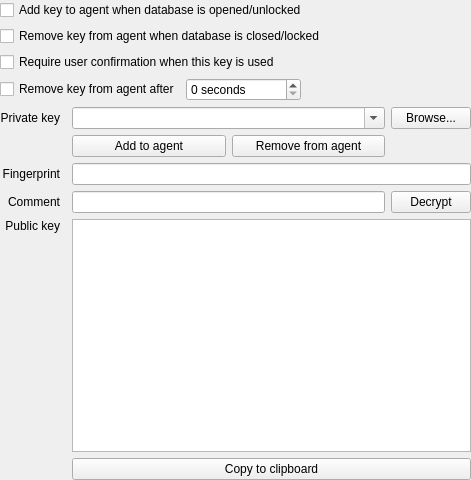
The window that src/gui/entry/EditEntryWidgetSSHAgent.ui (keepassxreboot/keepassxc) describes before a commit, drawn with Qt 5.
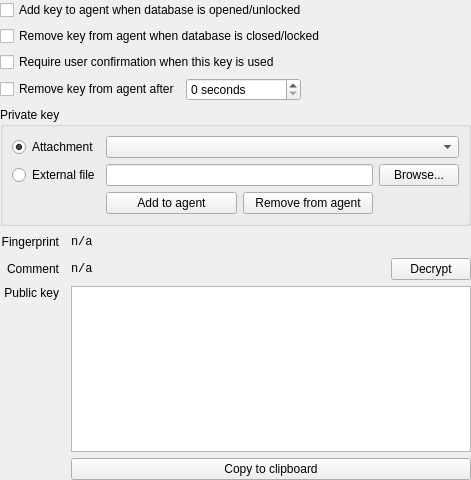
The same window after the commit.

Commit message: SSH Agent: Split private key selection

The edit to the form file:
```diff
--- a/src/gui/entry/EditEntryWidgetSSHAgent.ui
+++ b/src/gui/entry/EditEntryWidgetSSHAgent.ui
@@ -26,63 +26,6 @@
    <property name="bottomMargin">
     <number>0</number>
    </property>
-   <item row="1" column="1" colspan="4">
-    <widget class="QCheckBox" name="removeKeyFromAgentCheckBox">
-     <property name="text">
-      <string>Remove key from agent when database is closed/locked</string>
-     </property>
-    </widget>
-   </item>
-   <item row="10" column="1">
-    <widget class="QLabel" name="fingerprintLabel">
-     <property name="text">
-      <string>Fingerprint</string>
-     </property>
-     <property name="alignment">
-      <set>Qt::AlignRight|Qt::AlignTrailing|Qt::AlignVCenter</set>
-     </property>
-    </widget>
-   </item>
-   <item row="12" column="3" colspan="2">
-    <widget class="QPlainTextEdit" name="publicKeyEdit">
-     <property name="readOnly">
-      <bool>true</bool>
-     </property>
-    </widget>
-   </item>
-   <item row="10" column="3" colspan="2">
-    <widget class="QLineEdit" name="fingerprintEdit">
-     <property name="autoFillBackground">
-      <bool>false</bool>
-     </property>
-     <property name="alignment">
-      <set>Qt::AlignLeading|Qt::AlignLeft|Qt::AlignVCenter</set>
-     </property>
-     <property name="readOnly">
-      <bool>true</bool>
-     </property>
-    </widget>
-   </item>
-   <item row="4" column="1">
-    <widget class="QLabel" name="privateKeyLabel">
-     <property name="text">
-      <string>Private key</string>
-     </property>
-     <property name="alignment">
-      <set>Qt::AlignRight|Qt::AlignTrailing|Qt::AlignVCenter</set>
-     </property>
-    </widget>
-   </item>
-   <item row="12" column="1">
-    <widget class="QLabel" name="publicKeyLabel">
-     <property name="text">
-      <string>Public key</string>
-     </property>
-     <property name="alignment">
-      <set>Qt::AlignRight|Qt::AlignTop|Qt::AlignTrailing</set>
-     </property>
-    </widget>
-   </item>
    <item row="3" column="1" colspan="4">
     <layout class="QHBoxLayout" name="removeKeyLayout">
      <item>
@@ -118,15 +61,32 @@
     </layout>
    </item>
    <item row="11" column="1">
-    <widget class="QLabel" name="commentLabel">
+    <widget class="QLabel" name="fingerprintLabel">
      <property name="text">
-      <string>Comment</string>
+      <string>Fingerprint</string>
      </property>
      <property name="alignment">
       <set>Qt::AlignRight|Qt::AlignTrailing|Qt::AlignVCenter</set>
      </property>
     </widget>
    </item>
+   <item row="1" column="1" colspan="4">
+    <widget class="QCheckBox" name="removeKeyFromAgentCheckBox">
+     <property name="text">
+      <string>Remove key from agent when database is closed/locked</string>
+     </property>
+    </widget>
+   </item>
+   <item row="13" column="1">
+    <widget class="QLabel" name="publicKeyLabel">
+     <property name="text">
+      <string>Public key</string>
+     </property>
+     <property name="alignment">
+      <set>Qt::AlignRight|Qt::AlignTop|Qt::AlignTrailing</set>
+     </property>
+    </widget>
+   </item>
    <item row="0" column="1" colspan="4">
     <widget class="QCheckBox" name="addKeyToAgentCheckBox">
      <property name="text">
@@ -134,26 +94,129 @@
      </property>
     </widget>
    </item>
-   <item row="4" column="3">
-    <widget class="QComboBox" name="privateKeyComboBox">
-     <property name="sizePolicy">
-      <sizepolicy hsizetype="Expanding" vsizetype="Fixed">
-       <horstretch>0</horstretch>
-       <verstretch>0</verstretch>
-      </sizepolicy>
+   <item row="12" column="1">
+    <widget class="QLabel" name="commentLabel">
+     <property name="text">
+      <string>Comment</string>
      </property>
-     <property name="editable">
-      <bool>true</bool>
+     <property name="alignment">
+      <set>Qt::AlignRight|Qt::AlignTrailing|Qt::AlignVCenter</set>
      </property>
     </widget>
    </item>
-   <item row="4" column="4">
-    <widget class="QPushButton" name="browseButton">
+   <item row="12" column="4">
+    <widget class="QPushButton" name="decryptButton">
      <property name="text">
-      <string>Browse...</string>
+      <string>Decrypt</string>
      </property>
     </widget>
    </item>
+   <item row="11" column="3" colspan="2">
+    <layout class="QHBoxLayout" name="horizontalLayout">
+     <item>
+      <widget class="QLabel" name="fingerprintTextLabel">
+       <property name="font">
+        <font>
+         <family>Monospace</family>
+        </font>
+       </property>
+       <property name="text">
+        <string>n/a</string>
+       </property>
+       <property name="textInteractionFlags">
+        <set>Qt::TextSelectableByKeyboard|Qt::TextSelectableByMouse</set>
+       </property>
+      </widget>
+     </item>
+     <item>
+      <spacer name="horizontalSpacer_2">
+       <property name="orientation">
+        <enum>Qt::Horizontal</enum>
+       </property>
+       <property name="sizeHint" stdset="0">
+        <size>
+         <width>40</width>
+         <height>20</height>
+        </size>
+       </property>
+      </spacer>
+     </item>
+    </layout>
+   </item>
+   <item row="14" column="3" colspan="2">
+    <widget class="QPushButton" name="copyToClipboardButton">
+     <property name="text">
+      <string>Copy to clipboard</string>
+     </property>
+    </widget>
+   </item>
+   <item row="4" column="1" colspan="4">
+    <widget class="QGroupBox" name="privateKeyGroupBox">
+     <property name="title">
+      <string>Private key</string>
+     </property>
+     <layout class="QGridLayout" name="gridLayout_3">
+      <item row="3" column="0">
+       <widget class="QRadioButton" name="externalFileRadioButton">
+        <property name="text">
+         <string>External file</string>
+        </property>
+       </widget>
+      </item>
+      <item row="3" column="2">
+       <widget class="QPushButton" name="browseButton">
+        <property name="text">
+         <string>Browse...</string>
+        </property>
+       </widget>
+      </item>
+      <item row="0" column="0">
+       <widget class="QRadioButton" name="attachmentRadioButton">
+        <property name="text">
+         <string>Attachment</string>
+        </property>
+        <property name="checked">
+         <bool>true</bool>
+        </property>
+       </widget>
+      </item>
+      <item row="3" column="1">
+       <widget class="QLineEdit" name="externalFileEdit"/>
+      </item>
+      <item row="4" column="1">
+       <layout class="QHBoxLayout" name="agentActionsLayout" stretch="0,0">
+        <item>
+         <widget class="QPushButton" name="addToAgentButton">
+          <property name="text">
+           <string>Add to agent</string>
+          </property>
+         </widget>
+        </item>
+        <item>
+         <widget class="QPushButton" name="removeFromAgentButton">
+          <property name="text">
+           <string>Remove from agent</string>
+          </property>
+         </widget>
+        </item>
+       </layout>
+      </item>
+      <item row="0" column="1" colspan="2">
+       <widget class="QComboBox" name="attachmentComboBox">
+        <property name="sizePolicy">
+         <sizepolicy hsizetype="Expanding" vsizetype="Fixed">
+          <horstretch>0</horstretch>
+          <verstretch>0</verstretch>
+         </sizepolicy>
+        </property>
+        <property name="editable">
+         <bool>false</bool>
+        </property>
+       </widget>
+      </item>
+     </layout>
+    </widget>
+   </item>
    <item row="2" column="1" colspan="4">
     <widget class="QCheckBox" name="requireUserConfirmationCheckBox">
      <property name="text">
@@ -162,43 +225,48 @@
     </widget>
    </item>
    <item row="13" column="3" colspan="2">
-    <widget class="QPushButton" name="copyToClipboardButton">
-     <property name="text">
-      <string>Copy to clipboard</string>
+    <widget class="QPlainTextEdit" name="publicKeyEdit">
+     <property name="font">
+      <font>
+       <family>Monospace</family>
+      </font>
      </property>
-    </widget>
-   </item>
-   <item row="6" column="3">
-    <layout class="QHBoxLayout" name="agentActionsLayout" stretch="0,0">
-     <item>
-      <widget class="QPushButton" name="addToAgentButton">
-       <property name="text">
-        <string>Add to agent</string>
-       </property>
-      </widget>
-     </item>
-     <item>
-      <widget class="QPushButton" name="removeFromAgentButton">
-       <property name="text">
-        <string>Remove from agent</string>
-       </property>
-      </widget>
-     </item>
-    </layout>
-   </item>
-   <item row="11" column="3">
-    <widget class="QLineEdit" name="commentEdit">
      <property name="readOnly">
       <bool>true</bool>
      </property>
     </widget>
    </item>
-   <item row="11" column="4">
-    <widget class="QPushButton" name="decryptButton">
-     <property name="text">
-      <string>Decrypt</string>
-     </property>
-    </widget>
+   <item row="12" column="3">
+    <layout class="QHBoxLayout" name="horizontalLayout_4">
+     <item>
+      <widget class="QLabel" name="commentTextLabel">
+       <property name="font">
+        <font>
+         <family>Monospace</family>
+        </font>
+       </property>
+       <property name="text">
+        <string>n/a</string>
+       </property>
+       <property name="textInteractionFlags">
+        <set>Qt::TextSelectableByKeyboard|Qt::TextSelectableByMouse</set>
+       </property>
+      </widget>
+     </item>
+     <item>
+      <spacer name="horizontalSpacer">
+       <property name="orientation">
+        <enum>Qt::Horizontal</enum>
+       </property>
+       <property name="sizeHint" stdset="0">
+        <size>
+         <width>40</width>
+         <height>20</height>
+        </size>
+       </property>
+      </spacer>
+     </item>
+    </layout>
    </item>
   </layout>
  </widget>
```
The commit also changes 1 other file.
